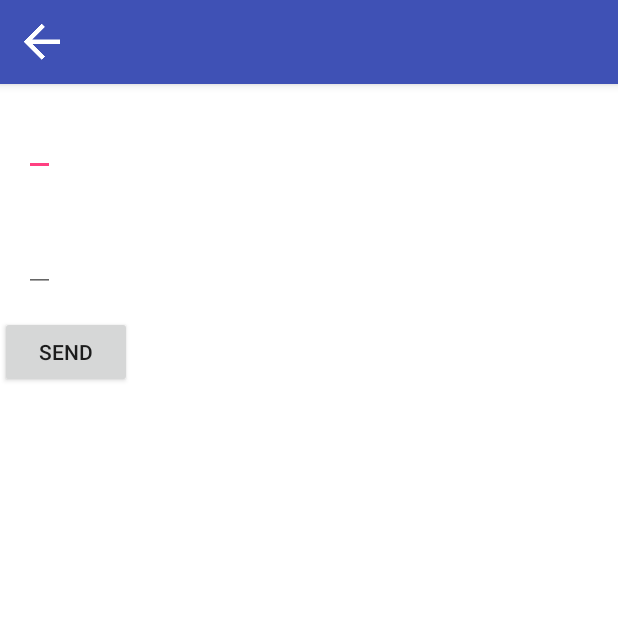
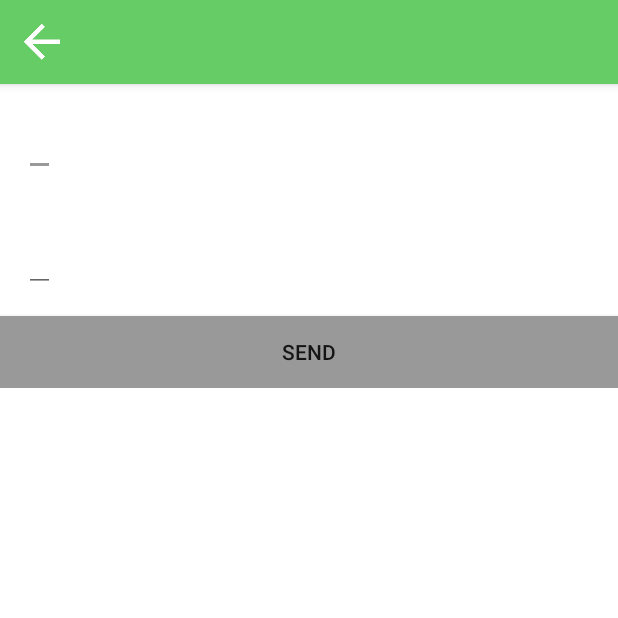
Before and after one commit to zamonitorom/Letsgo, an Android app: the ProfileActivity screen opened directly, with no data from a screen before it, on a phone screen of 412 x 824 dp, the top half of it. Run offline under Robolectric (Android 15) with nearby library versions, the phone set to English and light mode, and no system bars; our stand-ins replace data binding; libraries missing offline, so code that uses them is left out: com.r0adkll.slidr, com.theartofdev.edmodo, com.vk.sdk; 4 statements that could not run were skipped.

Commit message:
refactor#3

```diff
--- a/letsgo/src/main/java/com/letsgoapp/Services/INavigationService.java
+++ b/letsgo/src/main/java/com/letsgoapp/Services/INavigationService.java
@@ -1,4 +1,6 @@
 package com.letsgoapp.Services;
+
+import android.net.Uri;
 
 /**
  * Created by normalteam on 25.03.17.
@@ -8,4 +10,7 @@ public interface INavigationService {
     void goSetMeeting(double latitude, double longitude);
     void goGalleryPick();
     void goCameraPick();
+    void goCropper(int width,int height,Uri uri);
+    void goProfile(String href);
+    void goMeeting(String id,String href);
 }
--- a/letsgo/src/main/java/com/letsgoapp/Views/MainActivity.java
+++ b/letsgo/src/main/java/com/letsgoapp/Views/MainActivity.java
@@ -177,7 +177,6 @@ public class MainActivity extends AppCompatActivity implements NavigationView.On
             toolbar.setTitle("Мои события");
             fab.hide();
             item.setChecked(true);
-            fab.setImageResource(R.drawable.cast_ic_expanded_controller_mute);
         } else if (id == R.id.nav_) {
 
         } else if (id == R.id.nav_create_action) {
--- a/letsgo/src/main/res/layout/activity_profile.xml
+++ b/letsgo/src/main/res/layout/activity_profile.xml
@@ -31,7 +31,7 @@
 
                 <ImageView
                     android:layout_width="match_parent"
-                    android:layout_height="match_parent"
+                    android:layout_height="fill_parent"
                     app:layout_collapseMode="parallax"
                     app:imageURL="@{profileVM.avatar}"/>
 
--- a/letsgo/src/main/res/layout/content_profile.xml
+++ b/letsgo/src/main/res/layout/content_profile.xml
@@ -1,5 +1,6 @@
 <?xml version="1.0" encoding="utf-8"?>
-<layout xmlns:android="http://schemas.android.com/apk/res/android"
+<layout xmlns:tools="http://schemas.android.com/tools"
+    xmlns:android="http://schemas.android.com/apk/res/android"
     xmlns:app="http://schemas.android.com/apk/res-auto">
 
     <data>
@@ -53,9 +54,13 @@
                     app:binding="@{profileVM.about}" />
 
                 <Button
-                    android:layout_width="wrap_content"
+                    android:id="@+id/button2"
+                    android:layout_width="match_parent"
                     android:layout_height="wrap_content"
+                    android:background="@color/colorAccent"
                     android:clickable="@{profileVM.isTouchable? true: false}"
+                    android:elevation="5dp"
+                    android:ellipsize="middle"
                     android:text="Send"
                     android:visibility="@{profileVM.isTouchable ? View.VISIBLE : View.GONE}"
                     app:onClick="@{profileVM::sendChanges}" />
--- a/letsgo/src/main/res/values/colors.xml
+++ b/letsgo/src/main/res/values/colors.xml
@@ -1,6 +1,11 @@
 <?xml version="1.0" encoding="utf-8"?>
 <resources>
-    <color name="colorPrimary">#3F51B5</color>
-    <color name="colorPrimaryDark">#303F9F</color>
-    <color name="colorAccent">#FF4081</color>
+    <!--<color name="colorPrimary">#3F31B5</color>-->
+    <!--<color name="colorPrimaryDark">#303F9F</color>-->
+    <!--<color name="colorAccent">#ff4081</color>-->
+
+
+    <color name="colorPrimary">#66CC66</color>
+    <color name="colorPrimaryDark">#669966</color>
+    <color name="colorAccent">#999999</color>
 </resources>
```
Also changed, not shown: letsgo/src/main/java/com/letsgoapp/Services/NavigationService.java (+53 -5 lines), letsgo/src/main/java/com/letsgoapp/ViewModels/ImagePickViewModel.java (+7 -19 lines), letsgo/src/main/java/com/letsgoapp/ViewModels/MainActivityViewModel.java (+5 -4 lines), letsgo/src/main/java/com/letsgoapp/ViewModels/MapFragmentViewModel.java (+14 -11 lines), letsgo/src/main/java/com/letsgoapp/ViewModels/MeetingViewModel.java (+12 -6 lines), letsgo/src/main/java/com/letsgoapp/Views/Fragments/GMapFragment.java (+8 -8 lines).
